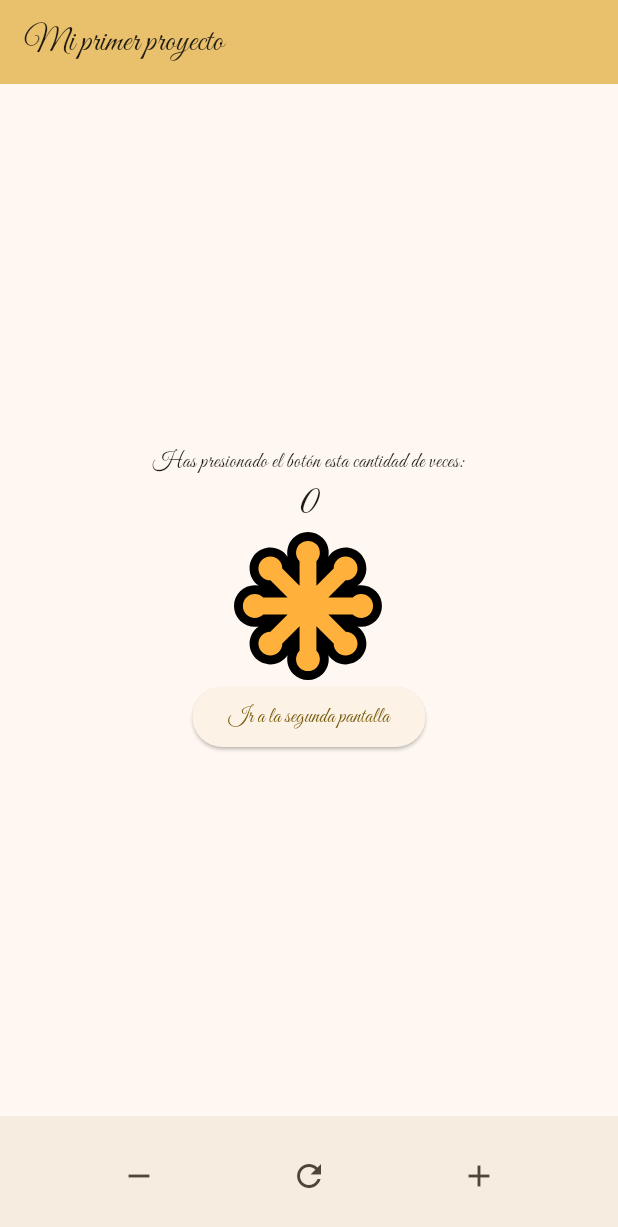
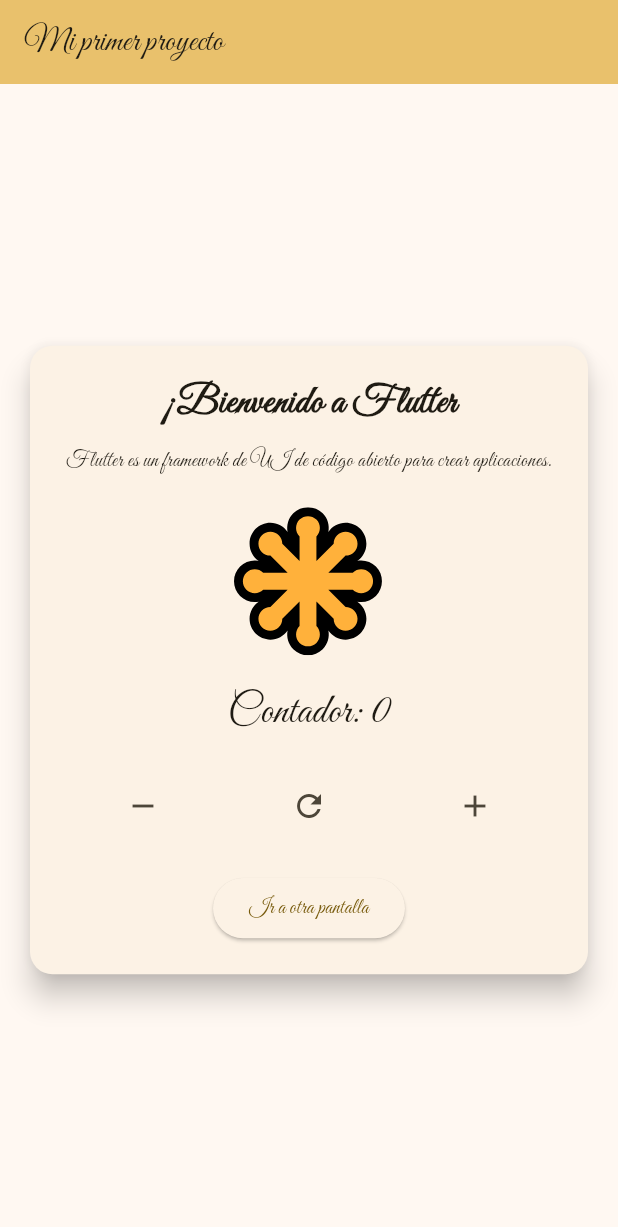
Before and after one commit to Juan-Rabay/3479A321_2020479040, a Flutter app: the screen it shows after launch, on a phone screen of 412 x 824 dp. Shown: the top 1227 px of the screen. Run offline on Flutter 3.47's test engine with Material 3 defaults, Android fonts, the phone set to English and light mode, and no system bars; our stand-ins replace flutter_svg, logger.

Commit message:
Lab5 finalizado con pantallas y read.me actualizado

```diff
--- a/lib/pages/home_page.dart
+++ b/lib/pages/home_page.dart
@@ -1,7 +1,8 @@
 import 'package:flutter/material.dart';
 import 'package:flutter_svg/flutter_svg.dart';
 import 'package:logger/logger.dart';
-import 'another_page.dart';
+import 'list_content_page.dart';
+import 'about_page.dart';
 
 class MyHomePage extends StatefulWidget {
   const MyHomePage({super.key, required this.title});
@@ -39,15 +40,57 @@ class _MyHomePageState extends State<MyHomePage> {
     logger.d("Reset counter to $_counter");
   }
 
-  Widget buildBottomNavigationBar() {
-    return BottomAppBar(
-      shape: const CircularNotchedRectangle(),
-      notchMargin: 8.0,
+  void _navigateToAnotherPage() {
+    if (_counter % 2 == 0) {
+      Navigator.push(
+        context,
+        MaterialPageRoute(builder: (context) => const ListContentPage()),
+      );
+    } else {
+      Navigator.push(
+        context,
+        MaterialPageRoute(builder: (context) => const AboutPage()),
+      );
+    }
+  }
+
+  @override
+  Widget build(BuildContext context) {
+    return Scaffold(
+      appBar: AppBar(
+        backgroundColor: Theme.of(context).colorScheme.inversePrimary,
+        title: Text(widget.title),
+      ),
+      body: Center(
+        child: Card(
+          margin: const EdgeInsets.all(20.0),
+          shape: RoundedRectangleBorder(borderRadius: BorderRadius.circular(15)),
+          elevation: 8,
           child: Padding(
-        padding: const EdgeInsets.symmetric(horizontal: 20.0),
-        child: Row(
+            padding: const EdgeInsets.all(20.0),
+            child: Column(
+              mainAxisSize: MainAxisSize.min,
+              children: <Widget>[
+                const Text(
+                  '¡Bienvenido a Flutter',
+                  style: TextStyle(fontSize: 26, fontWeight: FontWeight.bold),
+                ),
+                const SizedBox(height: 10),
+                const Text(
+                  'Flutter es un framework de UI de código abierto para crear aplicaciones.',
+                  textAlign: TextAlign.center,
+                ),
+                const SizedBox(height: 20),
+                SvgPicture.asset('assets/icons/my_icon.svg', width: 100, height: 100),
+                const SizedBox(height: 20),
+                Text(
+                  'Contador: $_counter',
+                  style: Theme.of(context).textTheme.headlineMedium,
+                ),
+                const SizedBox(height: 20),
+                Row(
                   mainAxisAlignment: MainAxisAlignment.spaceAround,
-          children: <Widget>[
+                  children: [
                     IconButton(
                       onPressed: _decrementCounter,
                       icon: const Icon(Icons.remove),
@@ -65,40 +108,16 @@ class _MyHomePageState extends State<MyHomePage> {
                     ),
                   ],
                 ),
-      ),
-    );
-  }
-
-  @override
-  Widget build(BuildContext context) {
-    return Scaffold(
-      appBar: AppBar(
-        backgroundColor: Theme.of(context).colorScheme.inversePrimary,
-        title: Text(widget.title),
-      ),
-      body: Center(
-        child: Column(
-          mainAxisAlignment: MainAxisAlignment.center,
-          children: <Widget>[
-            const Text('Has presionado el botón esta cantidad de veces:'),
-            Text(
-              '$_counter',
-              style: Theme.of(context).textTheme.headlineMedium,
-            ),
-            SvgPicture.asset(iconPath, width: 100, height: 100),
+                const SizedBox(height: 20),
                 ElevatedButton(
-              onPressed: () {
-                Navigator.push(
-                  context,
-                  MaterialPageRoute(builder: (context) => const SecondPage()),
-                );
-              },
-              child: const Text('Ir a la segunda pantalla'),
+                  onPressed: _navigateToAnotherPage,
+                  child: const Text('Ir a otra pantalla'),
                 ),
               ],
             ),
           ),
-      bottomNavigationBar: buildBottomNavigationBar(),
+        ),
+      ),
     );
   }
 }
```
Also changed, not shown: lib/pages/about_page.dart (added, +40 -0 lines), lib/pages/list_content_page.dart (added, +45 -0 lines), 1 other file. Lines whose indentation alone changed are shown as unchanged.
